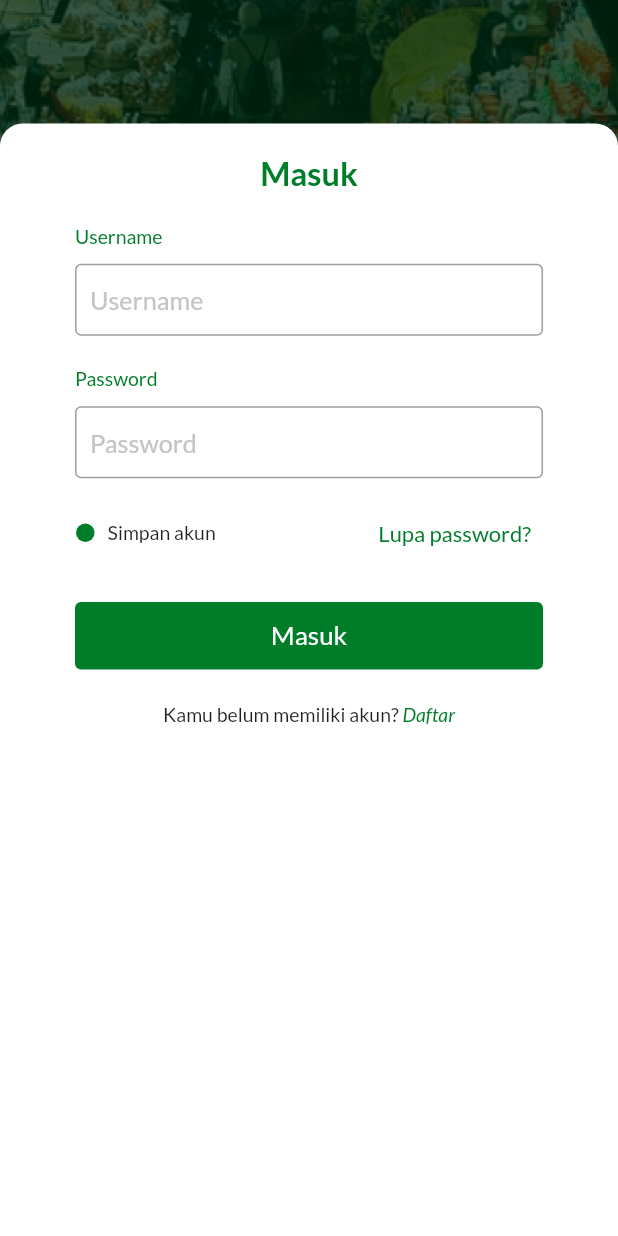
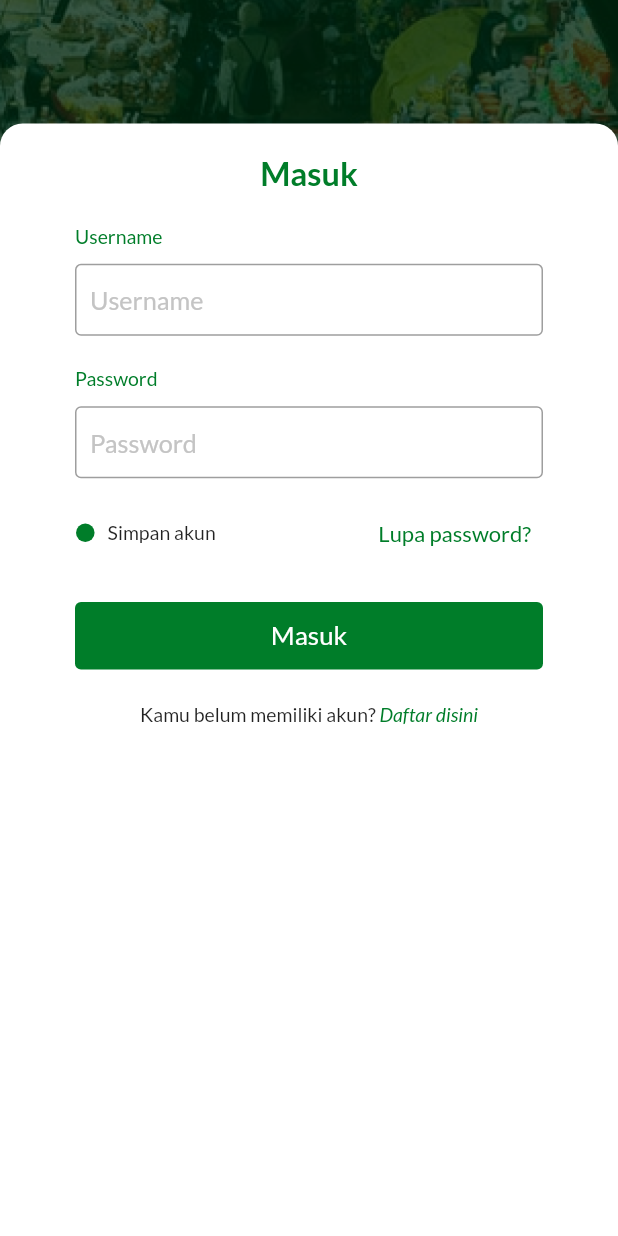
Before and after one commit to reAlpha39/belanjadesa, a Flutter app: the screen it shows after launch, after a tap on "Mulai", on a phone screen of 412 x 824 dp. Run offline on Flutter 3.47's test engine with Material 2 defaults, Android fonts, the light colour scheme and no system bars; drawn by our look-alikes of velocity_x; our stand-ins replace flutter_bloc, flutter_i18n, flutter_screenutil, freezed_annotation, go_router, google_fonts and 1 more.

Commit message:
auth: change register now string

```diff
--- a/assets/i18n/id_ID.json
+++ b/assets/i18n/id_ID.json
@@ -22,7 +22,7 @@
       "password": "Password",
       "confirmPassword": "Konfirmasi password",
       "noAccount": "Kamu belum memiliki akun? ",
-      "registerNow": "Daftar sekarang",
+      "registerNow": "Daftar disini",
       "haveAccount": "Sudah punya akun? ",
       "loginNow": "Masuk disini",
       "keepLogin": "Simpan akun",
--- a/lib/feature/auth/widgets/onboarding_button.dart
+++ b/lib/feature/auth/widgets/onboarding_button.dart
@@ -128,7 +128,7 @@ class OnboardingButton extends StatelessWidget {
                     .text
                     .textStyle(smallTextTheme)
                     .make(),
-                FlutterI18n.translate(context, 'auth.register')
+                FlutterI18n.translate(context, 'auth.registerNow')
                     .text
                     .textStyle(smallTextTheme)
                     .color(ColorStyle.primaryColor)
```
